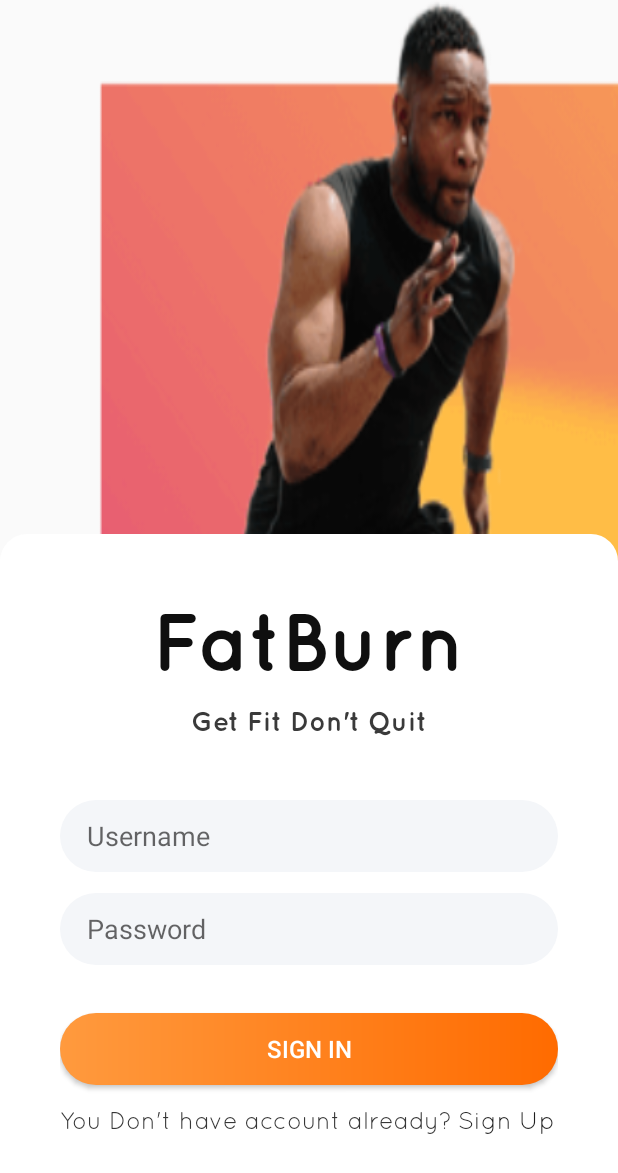
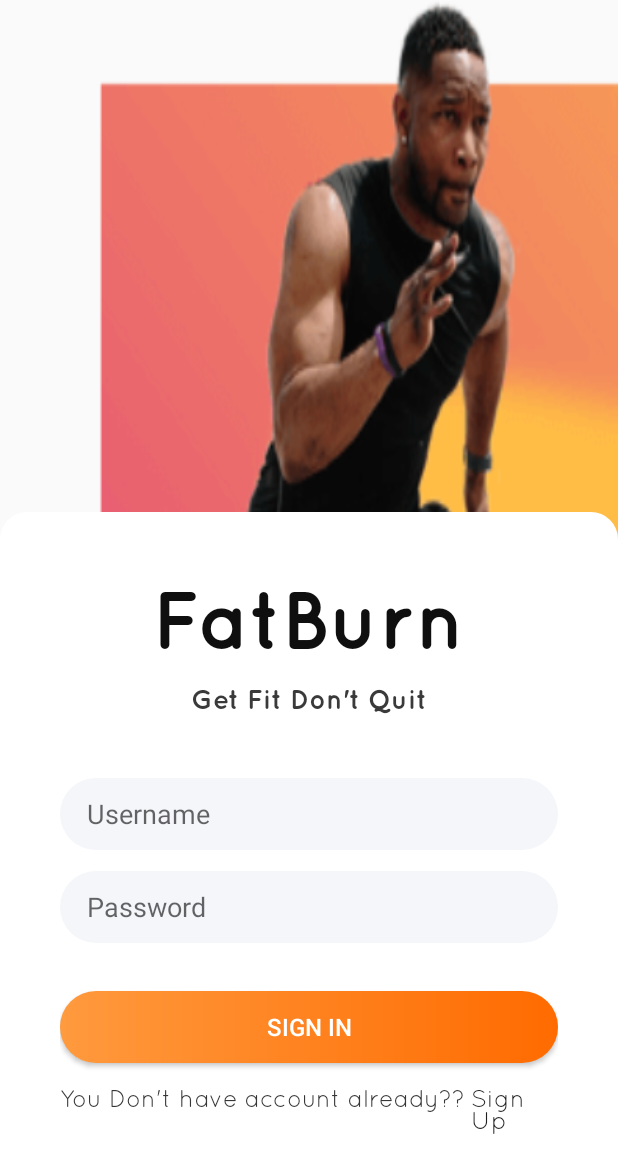
Before and after one commit to mochammadfariz/aplikasifitness, an Android app: the screen it shows after launch (MainActivity), on a phone screen of 412 x 824 dp. Shown: the top 1173 px of the screen. Run offline under Robolectric (Android 15) with nearby library versions, the phone set to English and light mode, and no system bars.

Commit message:
adding question

```diff
--- a/app/src/main/res/layout/activity_main.xml
+++ b/app/src/main/res/layout/activity_main.xml
@@ -71,7 +71,7 @@
                 android:layout_width="wrap_content"
                 android:layout_height="wrap_content"
                 android:fontFamily="@font/quicksand_book"
-                android:text="You Don't have account already?"
+                android:text="You Don't have account already??"
                 android:textColor="#363636"
                 android:textSize="16dp"
                 android:clickable="true"
```
